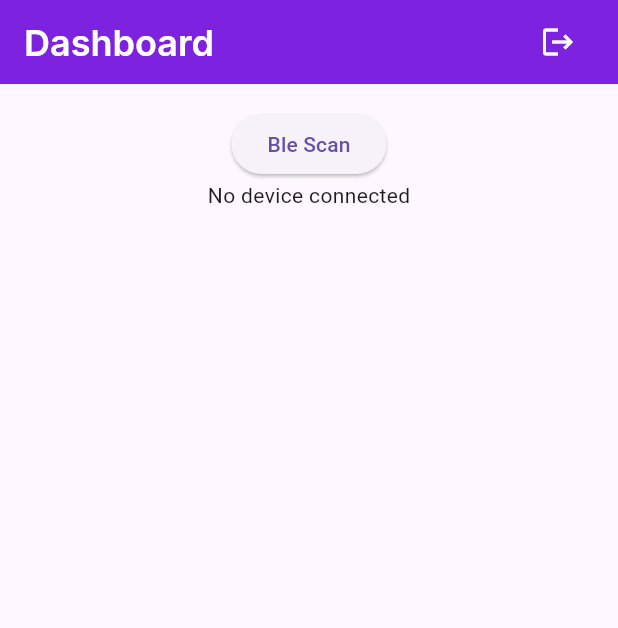
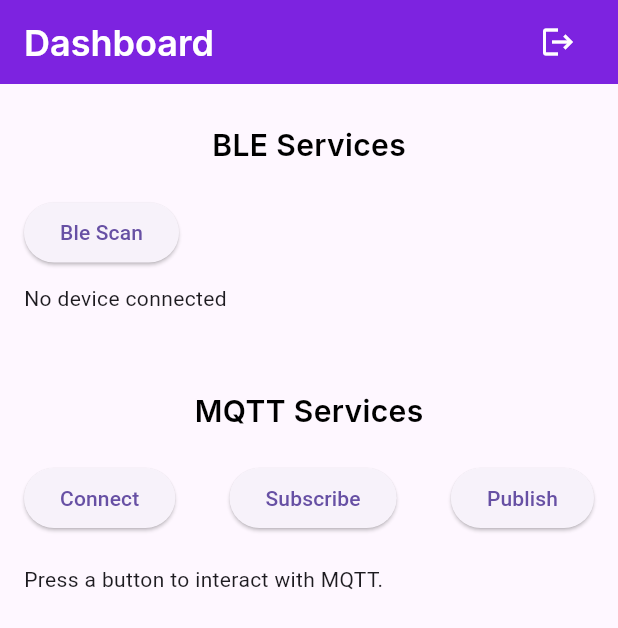
Before and after one commit to gagandeepkaur15/smart-home, a Flutter app: the DashboardScreen screen opened by its route, on a phone screen of 412 x 824 dp. Shown: the top 628 px of the screen. Run offline on Flutter 3.47's test engine with Material 3 defaults, Android fonts, the phone set to English and light mode, and no system bars; our stand-ins replace equatable, firebase_auth, firebase_core, flutter_bloc, flutter_blue_plus, go_router and 2 more; missing offline and left inert: mqtt_client; accounts and stored records are empty.

Commit message:
MQTT integrated

```diff
--- /dev/null
+++ b/lib/bloc/mqtt/mqtt_bloc.dart
@@ -0,0 +1,42 @@
+import 'package:flutter_bloc/flutter_bloc.dart';
+import 'package:smart_home/bloc/mqtt/mqtt_event.dart';
+import 'package:smart_home/bloc/mqtt/mqtt_state.dart';
+import 'package:smart_home/services/mqtt.dart';
+
+class MQTTBloc extends Bloc<MQTTEvent, MQTTState> {
+  final MQTTService mqttService;
+
+  MQTTBloc(this.mqttService) : super(MQTTInitialState()) {
+    on<MQTTConnectEvent>((event, emit) async {
+      emit(MQTTConnectingState());
+      try {
+        await mqttService.connect();
+        emit(MQTTConnectedState());
+        emit(MQTTConnectedState());
+      } catch (e) {
+        emit(MQTTErrorState(e.toString()));
+      }
+    });
+
+    on<MQTTSubscribeEvent>((event, emit) {
+      mqttService.subscribe(event.topic);
+      emit(MQTTSubscribedState(event.topic));
+      mqttService.messagesStream.listen((message) {
+        add(MQTTMessageReceivedEvent(message));
+      });
+    });
+
+    on<MQTTMessageReceivedEvent>((event, emit) {
+      final currentMessages = state is MQTTMessageReceivedState
+      ? state.messages
+      : [];
+      final updatedMessages = List<String>.from(currentMessages)..add(event.message);
+       emit(MQTTMessageReceivedState(updatedMessages));
+    });
+
+    on<MQTTPublishEvent>((event, emit) {
+      mqttService.publish(event.topic, event.message);
+      emit(MQTTMessagePublishedState(event.message));
+    });
+  }
+}
--- /dev/null
+++ b/lib/bloc/mqtt/mqtt_event.dart
@@ -0,0 +1,22 @@
+abstract class MQTTEvent {}
+
+class MQTTConnectEvent extends MQTTEvent {}
+
+class MQTTSubscribeEvent extends MQTTEvent {
+  final String topic;
+
+  MQTTSubscribeEvent(this.topic);
+}
+
+class MQTTPublishEvent extends MQTTEvent {
+  final String topic;
+  final String message;
+
+  MQTTPublishEvent(this.topic, this.message);
+}
+
+class MQTTMessageReceivedEvent extends MQTTEvent {
+  final String message;
+
+  MQTTMessageReceivedEvent(this.message);
+}
--- /dev/null
+++ b/lib/bloc/mqtt/mqtt_state.dart
@@ -0,0 +1,32 @@
+abstract class MQTTState {
+  final List<String> messages;
+  MQTTState([this.messages = const []]);
+}
+
+class MQTTInitialState extends MQTTState {}
+
+class MQTTConnectingState extends MQTTState {}
+
+class MQTTConnectedState extends MQTTState {}
+
+class MQTTSubscribedState extends MQTTState {
+  final String topic;
+
+  MQTTSubscribedState(this.topic);
+}
+
+class MQTTMessagePublishedState extends MQTTState {
+  final String message;
+
+  MQTTMessagePublishedState(this.message);
+}
+
+class MQTTMessageReceivedState extends MQTTState {
+   MQTTMessageReceivedState(List<String> messages) : super(messages);
+}
+
+class MQTTErrorState extends MQTTState {
+  final String error;
+
+  MQTTErrorState(this.error);
+}
--- a/lib/main.dart
+++ b/lib/main.dart
@@ -4,7 +4,9 @@ import 'package:flutter_bloc/flutter_bloc.dart';
 import 'package:permission_handler/permission_handler.dart';
 import 'package:smart_home/bloc/auth/auth_bloc.dart';
 import 'package:smart_home/bloc/ble/ble_bloc.dart';
+import 'package:smart_home/bloc/mqtt/mqtt_bloc.dart';
 import 'package:smart_home/routes/routes.dart';
+import 'package:smart_home/services/mqtt.dart';
 import 'firebase_options.dart';
 
 void main() async {
@@ -23,10 +25,12 @@ class MyApp extends StatelessWidget {
 
   @override
   Widget build(BuildContext context) {
+    final mqttService = MQTTService();
     return MultiBlocProvider(
       providers: [
         BlocProvider(create: (_) => AuthenticationBloc()),
         BlocProvider(create: (_) => BLEBloc()),
+        BlocProvider(create: (_) => MQTTBloc(mqttService)),
       ],
       child: Builder(builder: (context) {
         return MaterialApp.router(
--- a/lib/screens/dashboard.dart
+++ b/lib/screens/dashboard.dart
@@ -7,6 +7,9 @@ import 'package:smart_home/bloc/auth/auth_bloc.dart';
 import 'package:smart_home/bloc/auth/auth_event.dart';
 import 'package:smart_home/bloc/ble/ble_bloc.dart';
 import 'package:smart_home/bloc/ble/ble_state.dart';
+import 'package:smart_home/bloc/mqtt/mqtt_bloc.dart';
+import 'package:smart_home/bloc/mqtt/mqtt_event.dart';
+import 'package:smart_home/bloc/mqtt/mqtt_state.dart';
 import 'package:smart_home/theme/app_theme.dart';
 
 class DashboardScreen extends StatelessWidget {
@@ -14,6 +17,7 @@ class DashboardScreen extends StatelessWidget {
 
   @override
   Widget build(BuildContext context) {
+    final mqttBloc = BlocProvider.of<MQTTBloc>(context);
     return Scaffold(
       appBar: AppBar(
         backgroundColor: context.theme.primaryColor,
@@ -40,13 +44,25 @@ class DashboardScreen extends StatelessWidget {
       body: Padding(
         padding: const EdgeInsets.all(16.0),
         child: Column(
+          crossAxisAlignment: CrossAxisAlignment.start,
           children: [
+            const SizedBox(height: 10),
+            Center(
+              child: Text(
+                "BLE Services",
+                style: context.theme.textTheme.bodyLarge!.copyWith(
+                  color: Colors.black,
+                ),
+              ),
+            ),
+            const SizedBox(height: 20),
             ElevatedButton(
               onPressed: () {
                 context.push('/ble-scan');
               },
               child: const Text("Ble Scan"),
             ),
+            const SizedBox(height: 10),
             BlocBuilder<BLEBloc, BLEState>(
               builder: (context, state) {
                 if (state is BLEDeviceConnectedState) {
@@ -87,9 +103,73 @@ class DashboardScreen extends StatelessWidget {
                 } else if (state is BLEDeviceErrorState) {
                   return Center(child: Text("Error: ${state.message}"));
                 } else {
-                  return const Center(child: Text("No device connected"));
+                  return const Text("No device connected");
                 }
               },
+            ),
+            const SizedBox(height: 50),
+            Center(
+              child: Text(
+                "MQTT Services",
+                style: context.theme.textTheme.bodyLarge!.copyWith(
+                  color: Colors.black,
+                ),
+              ),
+            ),
+            const SizedBox(height: 20),
+            Row(
+              mainAxisAlignment: MainAxisAlignment.spaceBetween,
+              children: [
+                ElevatedButton(
+                  onPressed: () {
+                    mqttBloc.add(MQTTConnectEvent());
+                  },
+                  child: const Text('Connect'),
+                ),
+                ElevatedButton(
+                  onPressed: () {
+                    mqttBloc.add(MQTTSubscribeEvent('home/sensor/temperature'));
+                  },
+                  child: const Text('Subscribe'),
+                ),
+                ElevatedButton(
+                  onPressed: () {
+                    mqttBloc.add(
+                        MQTTPublishEvent('home/control/device', 'Turn on'));
+                  },
+                  child: const Text('Publish'),
+                ),
+              ],
+            ),
+            const SizedBox(height: 20),
+            Expanded(
+              child: BlocBuilder<MQTTBloc, MQTTState>(
+                builder: (context, state) {
+                  if (state is MQTTConnectingState) {
+                    return const Center(child: CircularProgressIndicator());
+                  } else if (state is MQTTConnectedState) {
+                    return const Center(
+                        child: Text('Connected to MQTT broker.'));
+                  } else if (state is MQTTSubscribedState) {
+                    return Center(child: Text('Subscribed to ${state.topic}.'));
+                  } else if (state is MQTTMessagePublishedState) {
+                    return Center(
+                        child: Text('Message published: ${state.message}'));
+                  } else if (state is MQTTMessageReceivedState) {
+                    return ListView.builder(
+                      itemCount: state.messages.length,
+                      itemBuilder: (context, index) {
+                        return ListTile(
+                          title: Text(state.messages[index]),
+                        );
+                      },
+                    );
+                  } else if (state is MQTTErrorState) {
+                    return Text('Error: ${state.error}');
+                  }
+                  return const Text('Press a button to interact with MQTT.');
+                },
+              ),
             ),
           ],
         ),
--- /dev/null
+++ b/lib/services/mqtt.dart
@@ -0,0 +1,79 @@
+import 'dart:async';
+import 'package:mqtt_client/mqtt_client.dart';
+import 'package:mqtt_client/mqtt_server_client.dart';
+
+class MQTTService {
+  final String broker = 'test.mosquitto.org';
+  final int port = 1883;
+  final String clientId =
+      'flutter_client_${DateTime.now().millisecondsSinceEpoch}';
+
+  late MqttServerClient client;
+  final StreamController<String> _messagesController =
+      StreamController.broadcast();
+
+  Stream<String> get messagesStream => _messagesController.stream;
+
+  Future<void> connect() async {
+    client = MqttServerClient(broker, clientId);
+    client.port = port;
+    client.logging(on: true);
+    client.keepAlivePeriod = 120;
+    client.autoReconnect = true;
+    client.onConnected = () => print('Connected to MQTT broker');
+    client.onDisconnected = () => print('Disconnected from MQTT broker');
+    client.onAutoReconnect = () => print('Reconnecting...');
+    client.onAutoReconnected = () => print('Reconnected to broker');
+    client.onSubscribed =
+        (String topic) => print('Subscribed to topic: $topic');
+
+    final connMessage = MqttConnectMessage()
+        .withClientIdentifier(clientId)
+        .startClean()
+        .keepAliveFor(120)
+        .withWillQos(MqttQos.atMostOnce);
+    client.connectionMessage = connMessage;
+
+    try {
+      print('Connecting to MQTT broker...');
+      await client.connect();
+      print('Connected successfully to $broker:$port');
+    } catch (e) {
+      print('MQTT connection failed: $e');
+      disconnect();
+    }
+  }
+
+  void disconnect() {
+    client.disconnect();
+    _messagesController.close();
+  }
+
+  void subscribe(String topic) {
+    if (client.connectionStatus?.state == MqttConnectionState.connected) {
+      const topic = 'test/topic';
+      client.subscribe(topic, MqttQos.atMostOnce);
+      client.updates!.listen((List<MqttReceivedMessage<MqttMessage>> messages) {
+        final MqttPublishMessage message =
+            messages[0].payload as MqttPublishMessage;
+        final payload =
+            MqttPublishPayload.bytesToStringAsString(message.payload.message);
+        print('Received message: $payload from topic: ${messages[0].topic}');
+      });
+    } else {
+      print('MQTT client not connected');
+    }
+  }
+
+  void publish(String topic, String message) {
+    if (client.connectionStatus?.state == MqttConnectionState.connected) {
+      final builder = MqttClientPayloadBuilder();
+      builder.addString(message);
+      client.publishMessage(topic, MqttQos.atMostOnce, builder.payload!);
+      print('Message published to $topic: $message');
+    } else {
+      print('MQTT client not connected');
+      client.disconnect();
+    }
+  }
+}
--- a/lib/theme/app_theme.dart
+++ b/lib/theme/app_theme.dart
@@ -28,6 +28,11 @@ extension ThemeExtension on BuildContext {
           fontSize: 24,
           fontWeight: FontWeight.w600,
           color: AppColors.whiteText,
+        ),
+        bodyLarge: GoogleFonts.inter(
+          fontSize: 20,
+          fontWeight: FontWeight.w600,
+          color: AppColors.blackText,
         ),
         bodyMedium: GoogleFonts.inter(
           fontSize: 16,
--- a/pubspec.yaml
+++ b/pubspec.yaml
@@ -43,6 +43,7 @@ dependencies:
   equatable: ^2.0.5
   flutter_blue_plus: ^1.34.4
   permission_handler: ^11.3.1
+  mqtt_client: ^10.5.1
 
 dev_dependencies:
   flutter_test:
```
Also changed, not shown: pubspec.lock, 1 other file.
